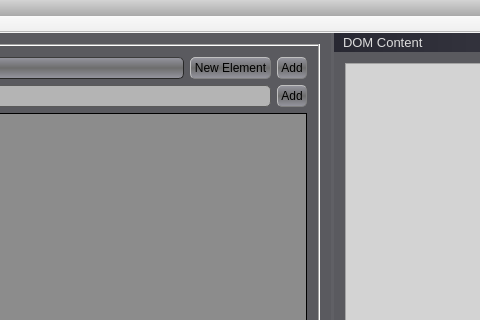
Old version of the form GCXMLGenerator/gcmainwindow.ui in the repository goblincoding/xmlmill; both pictures show x 403 to 883 and y 0 to 320 of the 1015 by 571 pixel window.
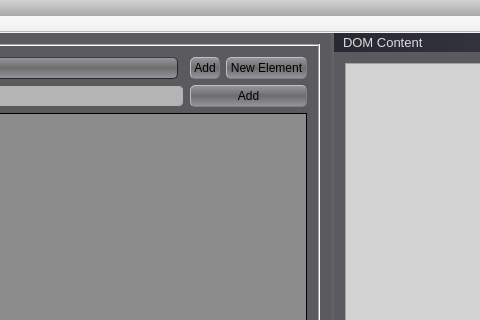
New version of the form. Icons and pictures are not drawn.

Commit message: Changed the "Add" and "New Element" button order.

Patch:
```diff
--- a/GCXMLGenerator/gcmainwindow.ui
+++ b/GCXMLGenerator/gcmainwindow.ui
@@ -549,17 +549,17 @@
          <item row="1" column="1" colspan="2">
           <widget class="QLineEdit" name="addAttributeLineEdit"/>
          </item>
-         <item row="1" column="3">
-          <widget class="QPushButton" name="addAttributeButton">
+         <item row="0" column="4">
+          <widget class="QPushButton" name="addNewElementPushButton">
            <property name="text">
-            <string>Add</string>
+            <string>New Element</string>
            </property>
           </widget>
          </item>
-         <item row="0" column="2">
-          <widget class="QPushButton" name="addNewElementPushButton">
+         <item row="1" column="3" colspan="2">
+          <widget class="QPushButton" name="addAttributeButton">
            <property name="text">
-            <string>New Element</string>
+            <string>Add</string>
            </property>
           </widget>
          </item>
```
